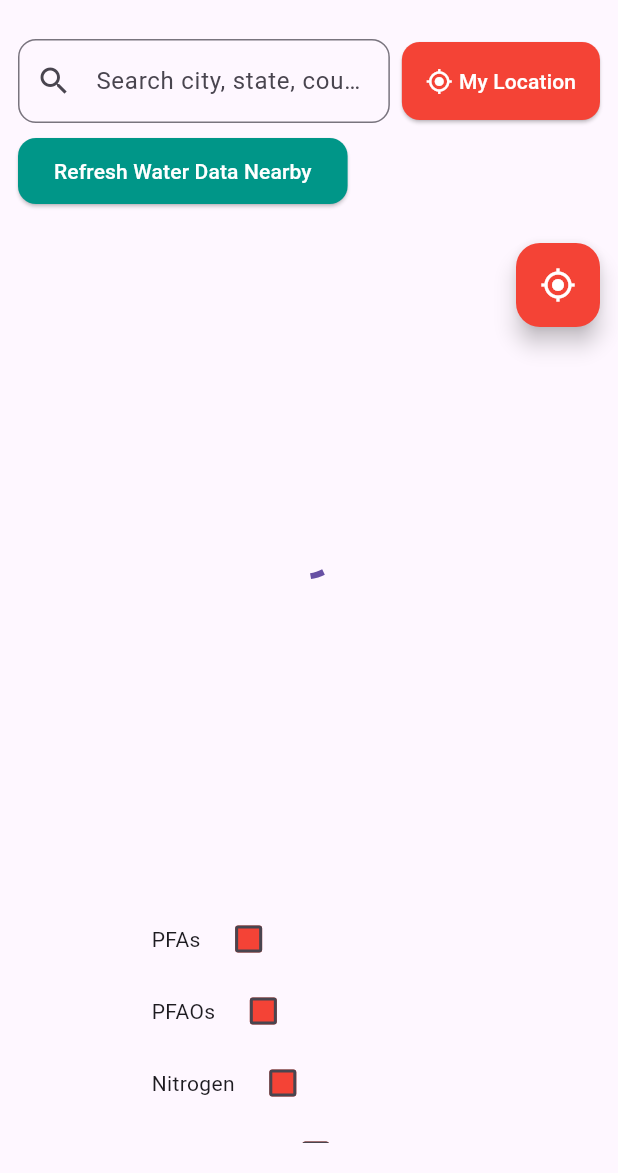
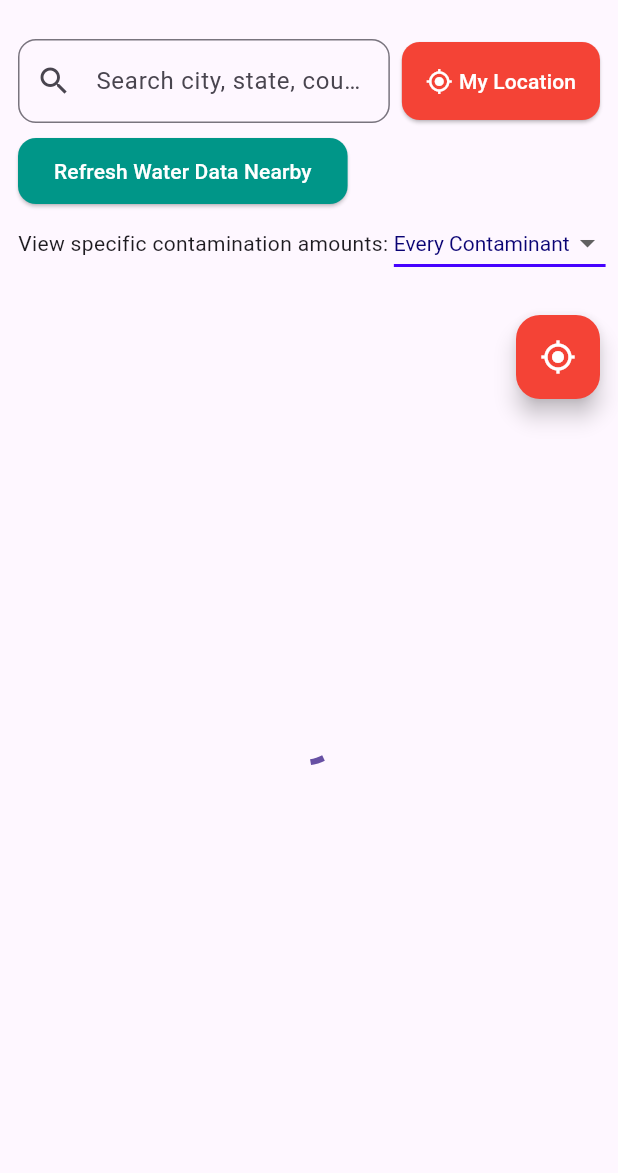
Before and after one commit to Kunj-Parikh/WaterWise, a Flutter app: the screen it shows after launch, on a phone screen of 412 x 824 dp, the part 63-1236 px from its top. Run offline on Flutter 3.47's test engine with Material 3 defaults, Android fonts, the phone set to English and light mode, and no system bars; drawn by our look-alikes of flutter_typeahead; our stand-ins replace flutter_map, geolocator, latlong2; missing offline and left inert: csv2json, flutter_map_cancellable_tile_provider.

Commit message:
reformed menubar + no checkboxes, instead radio buttons

```diff
--- a/lib/screens/home_screen.dart
+++ b/lib/screens/home_screen.dart
@@ -286,7 +286,7 @@ class WaterQualityHomePageState extends State<WaterQualityHomePage> {
 
   // TODO: Kunj's manu bar
   Widget buildMenuBar() {
-    return FilterMenuBar();
+    return DropDown();
   }
 
   @override
@@ -409,6 +409,7 @@ class WaterQualityHomePageState extends State<WaterQualityHomePage> {
                   ),
                   child: Text('Refresh Water Data Nearby'),
                 ),
+                Row(children: [Text('View specific contamination amounts: '), buildMenuBar()]),
               ],
             ),
           ),
@@ -433,7 +434,7 @@ class WaterQualityHomePageState extends State<WaterQualityHomePage> {
                 ],
               ),
             ),
-          buildMenuBar()
+          // buildMenuBar()
         ],
       ),
     );
--- a/lib/widgets/menu_bar.dart
+++ b/lib/widgets/menu_bar.dart
@@ -1,37 +1,26 @@
 import 'package:flutter/material.dart';
 
-class _CheckBoxState extends State<CheckBox> {
-  bool isChecked = false;
+List<String> contaminants = <String>['Every Contaminant', 'PFAs', 'PFAOs', 'Nitrogen', 'Phosphorus', 'Lead'];
 
+class _DropDownState extends State<DropDown> {
+  String valueSelected = contaminants.first;
   @override
   Widget build(BuildContext context) {
-    Color getColor(Set<WidgetState> states) {
-      const Set<WidgetState> interactiveStates = <WidgetState>{
-        WidgetState.pressed,
-        WidgetState.hovered,
-        WidgetState.focused,
-      };
-      if (states.any(interactiveStates.contains)) {
-        return Colors.blue;
-      }
-      return Colors.red;
-    }
-    return Row(
-      mainAxisSize: MainAxisSize.min,
-      children: [
-        Text(widget.label),
-        const SizedBox(width: 8),
-        Checkbox(
-          checkColor: Colors.white,
-          fillColor: WidgetStateProperty.resolveWith(getColor),
-          value: isChecked,
-          onChanged: (bool? value) {
-            setState(() {
-              isChecked = value!;
-            });
-          },
-        )
-      ]
+
+    return DropdownButton<String>(
+      value: valueSelected,
+      elevation: 16,
+      style: const TextStyle(color: Color.fromARGB(255, 10, 3, 116)),
+      underline: Container(height: 2, color: const Color.fromARGB(255, 70, 2, 255)),
+      onChanged: (String? value) {
+        setState(() {
+          valueSelected = value!;
+        });
+      },
+      items:
+        contaminants.map<DropdownMenuItem<String>>((String value) {
+          return DropdownMenuItem<String>(value: value, child: Text(value));
+        }).toList(),
     );
   }
 }
@@ -43,12 +32,12 @@ class FilterMenuBar extends StatefulWidget {
   State<FilterMenuBar> createState() => _FilterMenuBarState();
 }
 
-class CheckBox extends StatefulWidget {
-  final String label;
-  const CheckBox({super.key, required this.label});
+class DropDown extends StatefulWidget {
+  // final String label;
+  const DropDown({super.key});
 
   @override
-  State<CheckBox> createState() => _CheckBoxState();
+  State<DropDown> createState() => _DropDownState();
 }
 
 
@@ -61,15 +50,17 @@ class _FilterMenuBarState extends State<FilterMenuBar> {
       padding: const EdgeInsets.all(20.0),
       // alignment: Alignment.bottomLeft,
       constraints: const BoxConstraints(maxHeight: 200),
-
       child: ListView(
         shrinkWrap: true,
         children: [
-          CheckBox(label: "PFAs"),
-          CheckBox(label: "PFAOs"),
-          CheckBox(label: "Nitrogen"),
-          CheckBox(label: "Phosphorus"),
-          CheckBox(label: "Lead"),
+          // Add more if needed, also we can switch to single selection instead of checkboxes
+          // CheckBox(label: "Every Contaminant"),
+          // CheckBox(label: "PFAs"),
+          // CheckBox(label: "PFAOs"),
+          // CheckBox(label: "Nitrogen"),
+          // CheckBox(label: "Phosphorus"),
+          // CheckBox(label: "Lead"),
+          DropDown()
         ],
       ),
     );
```
